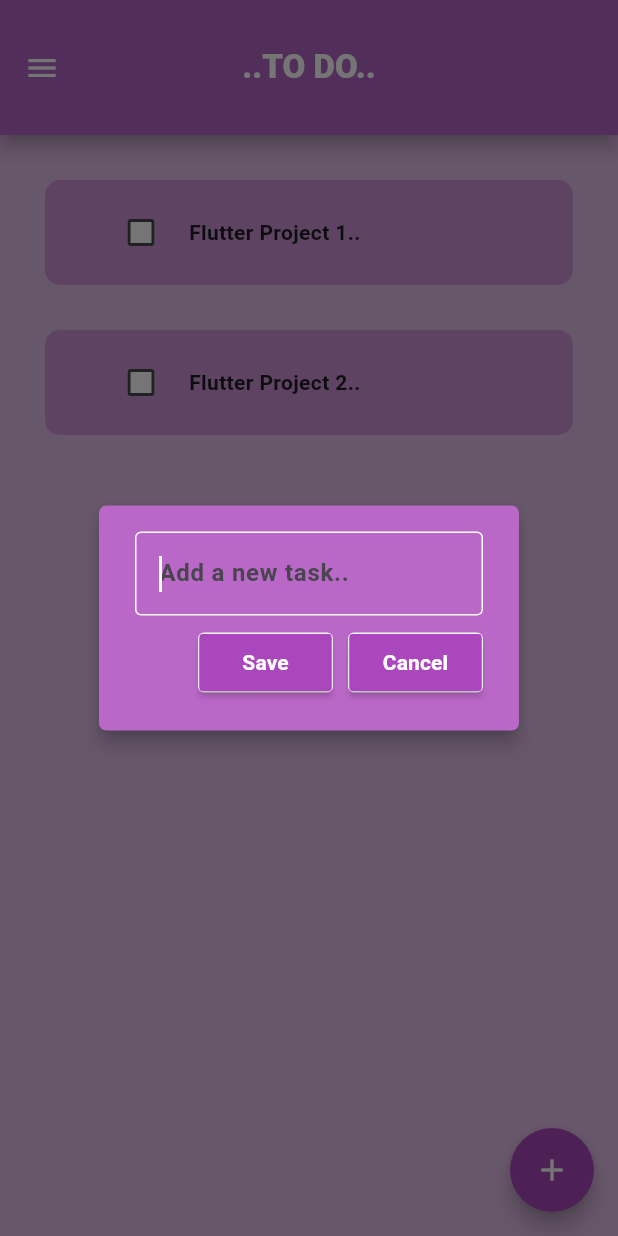
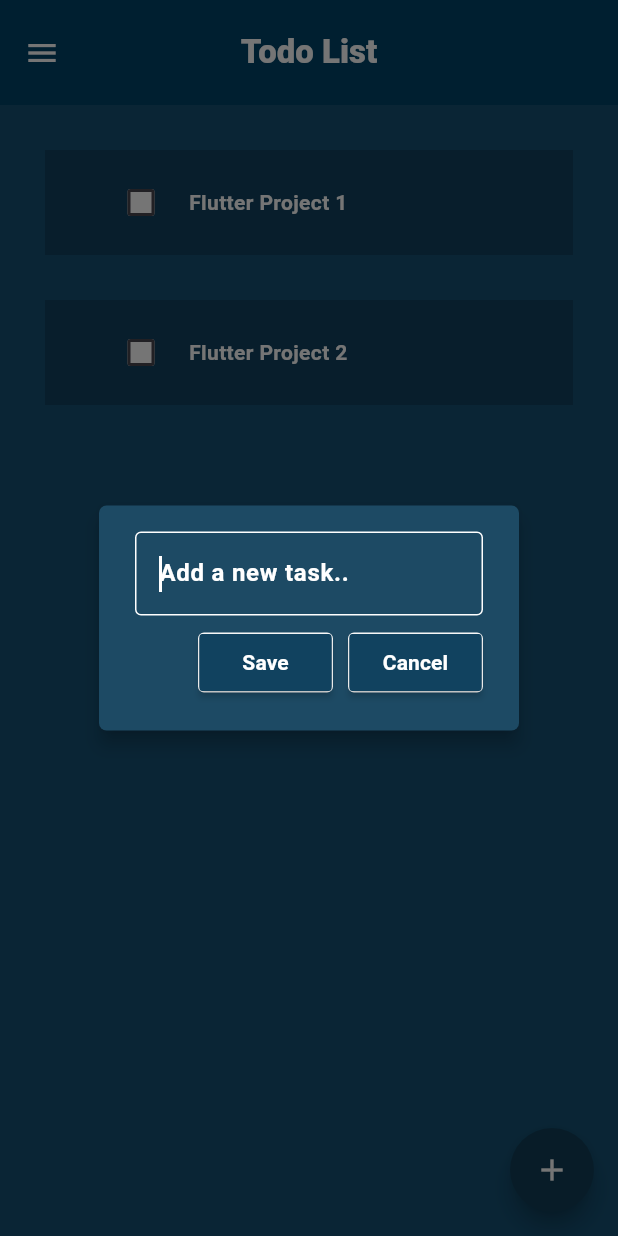
Before and after one commit to annalaravind/flutter3, a Flutter app: the screen it shows after launch, after a tap on the "add" icon, on a phone screen of 412 x 824 dp. Run offline on Flutter 3.47's test engine with Material 3 defaults, Android fonts, the phone set to English and light mode, and no system bars; drawn by our look-alikes of flutter_slidable; our stand-ins replace fluttertoast, hive_flutter; accounts and stored records are empty.

Commit message:
Modified Features

```diff
--- a/lib/components/comp1container.dart
+++ b/lib/components/comp1container.dart
@@ -30,15 +30,13 @@ class Comp1 extends StatelessWidget {
               backgroundColor: Colors.red,
               icon: Icons.delete,
               label: "Delete",
-              borderRadius: BorderRadius.circular(10),
             ),
           ],
         ),
         child: Container(
           padding: const EdgeInsets.symmetric(horizontal: 40),
-          decoration: BoxDecoration(
-            color: Colors.purple[200],
-            borderRadius: BorderRadius.circular(10),
+          decoration: const BoxDecoration(
+            color: Color.fromARGB(255, 17, 66, 95),
           ),
           height: 70,
           child: Row(
@@ -58,10 +56,11 @@ class Comp1 extends StatelessWidget {
                 child: Text(
                   taskName,
                   style: TextStyle(
+                    color: Colors.white,
                     fontWeight: FontWeight.w700,
-                    decoration: taskCompleted
+                    decoration: (taskCompleted
                         ? TextDecoration.lineThrough
-                        : TextDecoration.none,
+                        : TextDecoration.none),
                   ),
                 ),
               ),
--- a/lib/components/dialog_1.dart
+++ b/lib/components/dialog_1.dart
@@ -19,7 +19,7 @@ class Dialog1 extends StatelessWidget {
       shape: RoundedRectangleBorder(
         borderRadius: BorderRadius.circular(5),
       ),
-      backgroundColor: Colors.purple[300],
+      backgroundColor: const Color.fromARGB(255, 29, 74, 100),
       shadowColor: Colors.black,
       elevation: 5,
       content: SizedBox(
@@ -44,6 +44,9 @@ class Dialog1 extends StatelessWidget {
                   ),
                 ),
                 hintText: "Add a new task..",
+                hintStyle: TextStyle(
+                  color: Colors.white,
+                ),
               ),
               style: const TextStyle(
                   color: Colors.white, fontWeight: FontWeight.w700),
--- a/lib/components/dialogbuttons.dart
+++ b/lib/components/dialogbuttons.dart
@@ -17,11 +17,13 @@ class DialogButton extends StatelessWidget {
       ),
       child: MaterialButton(
         onPressed: onPressed,
-        color: Colors.purple[400],
+        color: const Color.fromARGB(255, 17, 66, 95),
         child: Text(
           text,
-          style:
-              const TextStyle(fontWeight: FontWeight.w700, color: Colors.white),
+          style: const TextStyle(
+            fontWeight: FontWeight.w700,
+            color: Colors.white,
+          ),
         ),
       ),
     );
--- a/lib/data/database.dart
+++ b/lib/data/database.dart
@@ -7,8 +7,8 @@ class TododDatabase {
   // Initial view....
   void initialView() {
     taskNamesList = [
-      ["Flutter Project 1..", false],
-      ["Flutter Project 2..", false]
+      ["Flutter Project 1", false],
+      ["Flutter Project 2", false]
     ];
   }
 
--- a/lib/pages/todo_file.dart
+++ b/lib/pages/todo_file.dart
@@ -75,32 +75,34 @@ class _TodoFileState extends State<TodoFile> {
 
   @override
   void initState() {
-    // TODO: implement initState
+    super.initState();
     if (myContainer.get("ToDoList") == null) {
       todo.initialView();
     } else {
       todo.updateDatabase();
     }
-    super.initState();
   }
 
   @override
   Widget build(BuildContext context) {
-    debugPrint(todo.taskNamesList.length.toString());
-
     return Scaffold(
-      backgroundColor: Colors.purple[100],
+      backgroundColor: const Color.fromARGB(255, 21, 81, 116),
 
       // Drawer....
       drawer: Drawer(
-        elevation: 16.0,
-        backgroundColor: Colors.purple[100],
+        shape: RoundedRectangleBorder(
+          borderRadius: BorderRadius.circular(0.0),
+        ),
+        backgroundColor: const Color.fromARGB(255, 21, 81, 116),
         child: const Column(
           children: [
             DrawerHeader(
               child: Text(
                 "This is Drawer Header..",
-                style: TextStyle(fontSize: 20),
+                style: TextStyle(
+                  fontSize: 20,
+                  color: Colors.white,
+                ),
               ),
             )
           ],
@@ -109,14 +111,12 @@ class _TodoFileState extends State<TodoFile> {
 
       // App bar....
       appBar: AppBar(
-        backgroundColor: Colors.purple[300],
-        toolbarHeight: 90,
+        backgroundColor: const Color.fromARGB(255, 0, 67, 105),
+        toolbarHeight: 70,
         centerTitle: true,
-        shadowColor: Colors.black,
-        elevation: 5,
         iconTheme: const IconThemeData(color: Colors.white),
         title: const Text(
-          "..TO DO..",
+          "Todo List",
           style: TextStyle(
             color: Colors.white,
             fontWeight: FontWeight.w900,
@@ -143,7 +143,7 @@ class _TodoFileState extends State<TodoFile> {
       floatingActionButton: FloatingActionButton(
         onPressed: createNewTask,
         shape: const CircleBorder(),
-        backgroundColor: Colors.purple[400],
+        backgroundColor: const Color.fromARGB(255, 17, 62, 88),
         child: const Icon(
           Icons.add,
           color: Colors.white,
```
Also changed, not shown: 5 other files.
